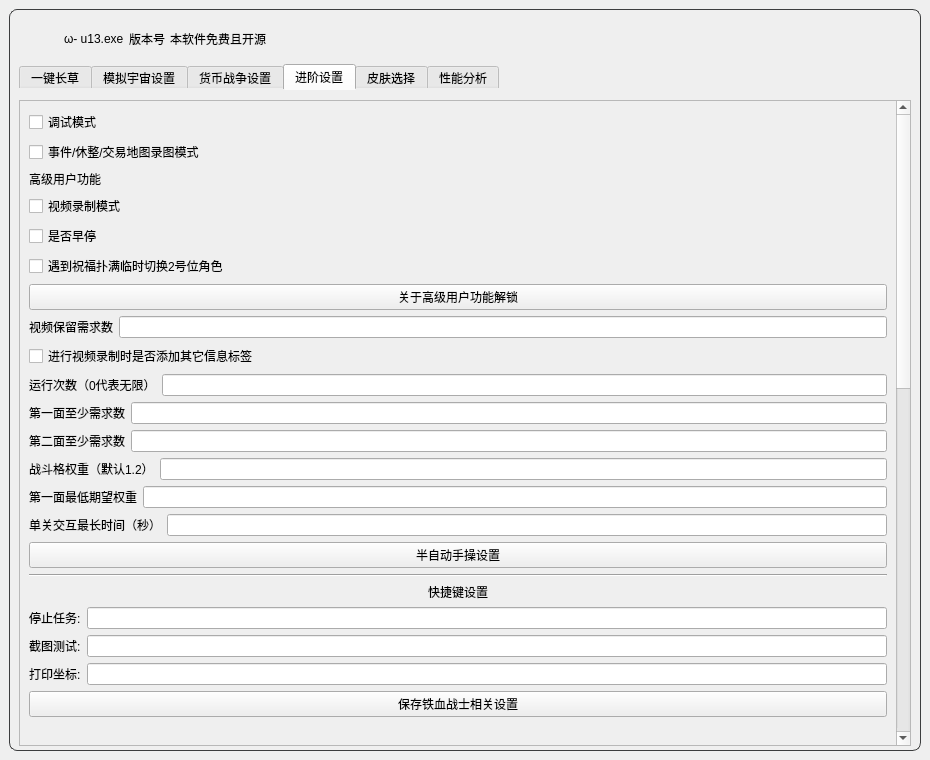
First picture: the form in resource/ui/UI.ui, repository qlx3264/Simulated_Scepter, before the edit.
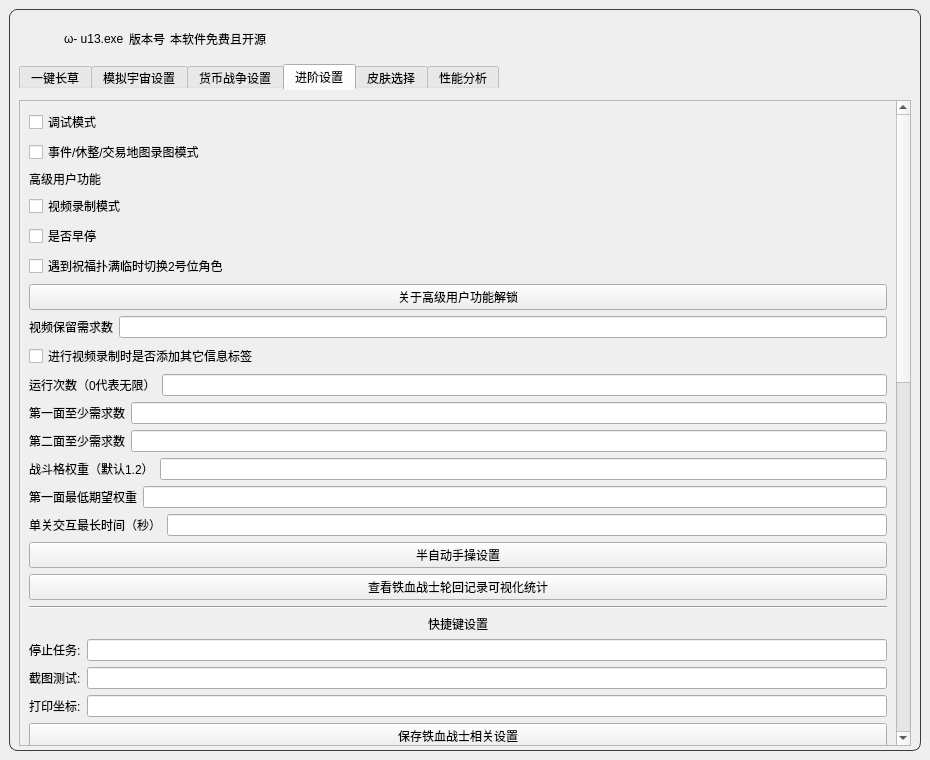
Second picture: the form after the edit. The open tabs and pages were chosen to show the change. Icons and pictures are not drawn.

Commit message: 增加ui（超链接）

```diff
--- a/resource/ui/UI.ui
+++ b/resource/ui/UI.ui
@@ -1418,6 +1418,13 @@
                      </property>
                     </widget>
                    </item>
+                   <item>
+                    <widget class="QPushButton" name="Iron_blood_record_stats_btn">
+                     <property name="text">
+                      <string>查看铁血战士轮回记录可视化统计</string>
+                     </property>
+                    </widget>
+                   </item>
                    <item>
                     <layout class="QVBoxLayout" name="verticalLayout_16">
                      <item>
```
